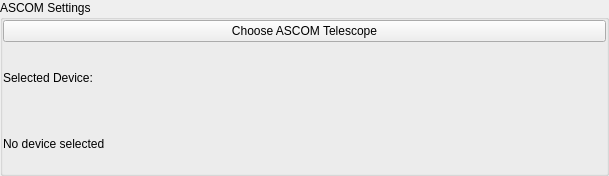
The window that plugins/TelescopeControl/src/ASCOM/TelescopeClientASCOMWidget.ui (Stellarium/stellarium) describes before a commit, drawn with Qt 5.
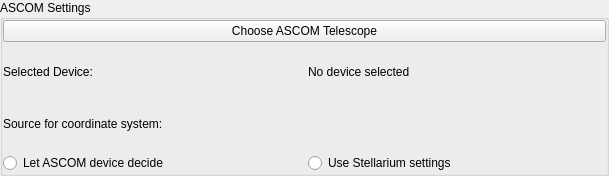
The same window after the commit.

Commit message: Fixed warnings and added feature to control coordinate system with ASCOM

Diff of the .ui file:
```diff
--- a/plugins/TelescopeControl/src/ASCOM/TelescopeClientASCOMWidget.ui
+++ b/plugins/TelescopeControl/src/ASCOM/TelescopeClientASCOMWidget.ui
@@ -64,18 +64,77 @@
        </widget>
       </item>
       <item>
-       <widget class="QLabel" name="selectedDeviceLabel">
+       <layout class="QGridLayout" name="selectedDeviceLayout">
+        <property name="leftMargin">
+          <number>0</number>
+        </property>
+        <property name="topMargin">
+          <number>0</number>
+        </property>
+        <property name="rightMargin">
+          <number>0</number>
+        </property>
+        <property name="bottomMargin">
+          <number>0</number>
+        </property>
+        <item row="0" column="0">
+         <widget class="QLabel" name="selectedDeviceLabel">
+          <property name="text">
+           <string>Selected Device:</string>
+          </property>
+         </widget>
+        </item>
+        <item row="0" column="1">
+         <widget class="QLabel" name="selectedDevice">
+          <property name="text">
+           <string>No device selected</string>
+          </property>
+         </widget>
+        </item>
+       </layout>
+      </item>
+      <item>
+       <widget class="QLabel" name="eqCoordTypeSourceLabel">
         <property name="text">
-         <string>Selected Device:</string>
+         <string>Source for coordinate system:</string>
         </property>
        </widget>
       </item>
       <item>
-        <widget class="QLabel" name="selectedDevice">
+       <layout class="QGridLayout" name="eqCoordTypeSourceLayout">
+        <property name="leftMargin">
+          <number>0</number>
+        </property>
+        <property name="topMargin">
+          <number>0</number>
+        </property>
+        <property name="rightMargin">
+          <number>0</number>
+        </property>
+        <property name="bottomMargin">
+          <number>0</number>
+        </property>
+        <item row="0" column="0">
+         <widget class="QRadioButton" name="eqCoordTypeSourceASCOMRadio">
+          <property name="toolTip">
+           <string>Let the ASCOM device tell Stellarium what coordinate system to use. Most mounts will handle this correctly, but some might not.</string>
+          </property>
           <property name="text">
-            <string>No device selected</string>
+           <string>Let ASCOM device decide</string>
           </property>
-        </widget>
+         </widget>
+        </item>
+        <item row="0" column="1">
+         <widget class="QRadioButton" name="eqCoordTypeSourceStellariumRadio">
+          <property name="toolTip">
+           <string>Use the coordinate system that is configured in the general telescope properties for this telescope.</string>
+          </property>
+          <property name="text">
+           <string>Use Stellarium settings</string>
+          </property>
+         </widget>
+        </item>
+       </layout>
       </item>
      </layout>
     </widget>
```
The commit also changes 14 other files.
